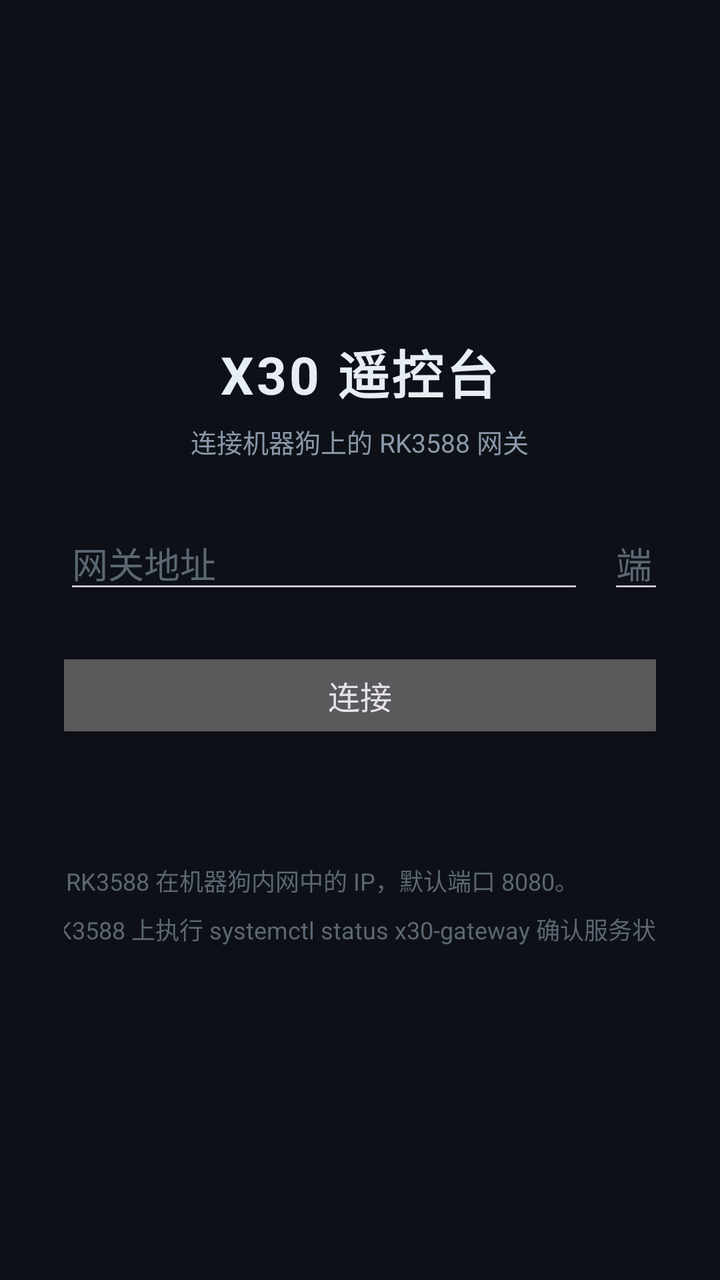
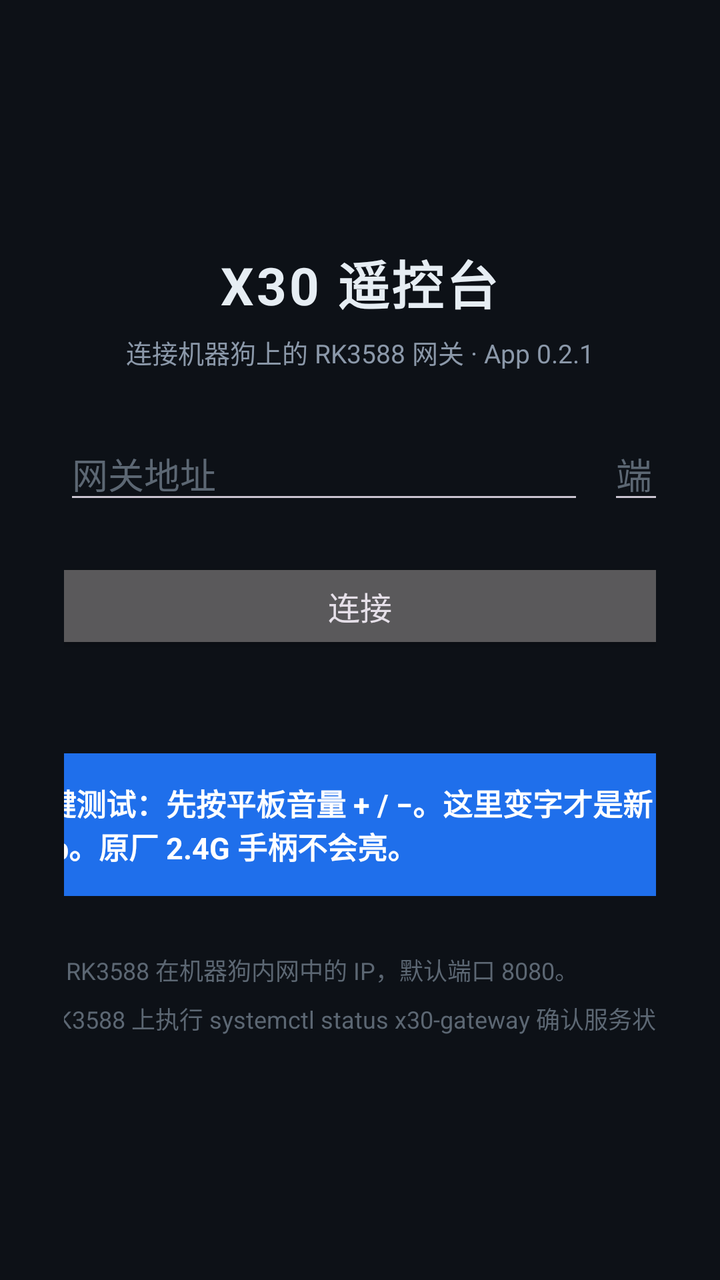

An Android layout rendered at two revisions. The XML below is the earlier revision; the diff shows what the commit changed to produce the second picture.
<!-- AndroidManifest.xml: application theme Theme.X30 -->
<!-- res/layout/activity_connect.xml -->
<?xml version="1.0" encoding="utf-8"?>
<LinearLayout xmlns:android="http://schemas.android.com/apk/res/android"
    android:layout_width="match_parent"
    android:layout_height="match_parent"
    android:orientation="vertical"
    android:gravity="center"
    android:background="#0D1117"
    android:padding="32dp">

    <TextView
        android:layout_width="wrap_content"
        android:layout_height="wrap_content"
        android:text="@string/app_name"
        android:textColor="#E6EDF3"
        android:textSize="26sp"
        android:textStyle="bold"
        android:letterSpacing="0.05" />

    <TextView
        android:layout_width="wrap_content"
        android:layout_height="wrap_content"
        android:layout_marginTop="6dp"
        android:layout_marginBottom="28dp"
        android:text="@string/connect_subtitle"
        android:textColor="#8B98A9"
        android:textSize="13sp" />

    <LinearLayout
        android:layout_width="wrap_content"
        android:layout_height="wrap_content"
        android:orientation="horizontal">

        <EditText
            android:id="@+id/input_host"
            android:layout_width="260dp"
            android:layout_height="wrap_content"
            android:hint="@string/hint_host"
            android:inputType="text"
            android:digits="0123456789.abcdefghijklmnopqrstuvwxyz-"
            android:textColor="#E6EDF3"
            android:textColorHint="#5C6773"
            android:importantForAutofill="no" />

        <EditText
            android:id="@+id/input_port"
            android:layout_width="100dp"
            android:layout_height="wrap_content"
            android:layout_marginStart="12dp"
            android:hint="@string/hint_port"
            android:inputType="number"
            android:textColor="#E6EDF3"
            android:textColorHint="#5C6773"
            android:importantForAutofill="no" />
    </LinearLayout>

    <Button
        android:id="@+id/btn_connect"
        android:layout_width="372dp"
        android:layout_height="wrap_content"
        android:layout_marginTop="22dp"
        android:text="@string/connect"
        android:textSize="16sp" />

    <TextView
        android:id="@+id/hint"
        android:layout_width="372dp"
        android:layout_height="wrap_content"
        android:layout_marginTop="14dp"
        android:gravity="center"
        android:textColor="#F85149"
        android:textSize="13sp" />

    <TextView
        android:layout_width="372dp"
        android:layout_height="wrap_content"
        android:layout_marginTop="28dp"
        android:text="@string/connect_help"
        android:textColor="#5C6773"
        android:textSize="12sp"
        android:lineSpacingMultiplier="1.4" />

</LinearLayout>
<!-- resources referenced by this layout -->
<resources>
  <string name="app_name">X30 遥控台</string>
  <string name="connect">连接</string>
  <string name="connect_help">地址为 RK3588 在机器狗内网中的 IP，默认端口 8080。\n可在 RK3588 上执行 systemctl status x30-gateway 确认服务状态。</string>
  <string name="connect_subtitle">连接机器狗上的 RK3588 网关</string>
  <string name="hint_host">网关地址</string>
  <string name="hint_port">端口</string>
  <style name="Theme.X30" parent="Theme.Material3.Dark.NoActionBar">
          <item name="android:statusBarColor">#0D1117</item>
          <item name="android:navigationBarColor">#0D1117</item>
          <item name="android:windowBackground">#0D1117</item>
      </style>
</resources>

<!-- the commit's change to res/layout/activity_connect.xml (unified diff, before → after) -->
@@ -71,6 +71,20 @@
         android:textSize="13sp" />
 
     <TextView
+        android:id="@+id/key_strip"
+        android:layout_width="372dp"
+        android:layout_height="wrap_content"
+        android:layout_marginTop="18dp"
+        android:padding="14dp"
+        android:background="#1F6FEB"
+        android:text="@string/key_strip_idle"
+        android:textColor="#FFFFFF"
+        android:textSize="15sp"
+        android:textStyle="bold"
+        android:focusable="true"
+        android:focusableInTouchMode="true" />
+
+    <TextView
         android:layout_width="372dp"
         android:layout_height="wrap_content"
         android:layout_marginTop="28dp"
<!-- resource entries referenced after the edit -->
@@ -3,9 +3,10 @@
   <string name="app_name">X30 遥控台</string>
   <string name="connect">连接</string>
   <string name="connect_help">地址为 RK3588 在机器狗内网中的 IP，默认端口 8080。\n可在 RK3588 上执行 systemctl status x30-gateway 确认服务状态。</string>
-  <string name="connect_subtitle">连接机器狗上的 RK3588 网关</string>
+  <string name="connect_subtitle">连接机器狗上的 RK3588 网关 · App 0.2.1</string>
   <string name="hint_host">网关地址</string>
   <string name="hint_port">端口</string>
+  <string name="key_strip_idle">按键测试：先按平板音量 + / −。这里变字才是新 App。原厂 2.4G 手柄不会亮。</string>
   <style name="Theme.X30" parent="Theme.Material3.Dark.NoActionBar">
           <item name="android:statusBarColor">#0D1117</item>
           <item name="android:navigationBarColor">#0D1117</item>
